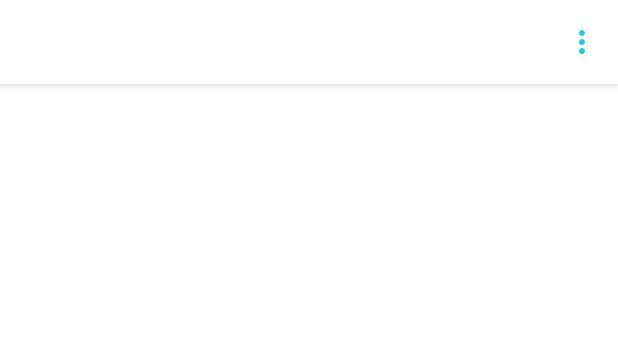
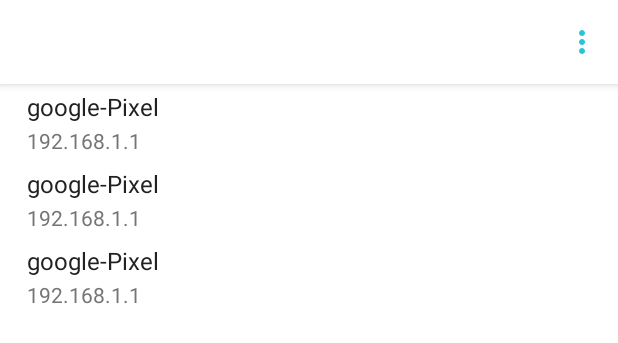
Before and after one commit to Tans5/tLocalVideoChat, an Android app: the layout main_activity.xml on its own in the app's theme, with its tools: preview values and no code run, on a phone screen of 412 x 824 dp. Shown: the top 343 px of the screen. Run offline under Robolectric (Android 15) with nearby library versions, the phone set to English and light mode, and no system bars.

Commit message:
[feat] Add remote devices show.

```diff
--- a/app/src/main/java/com/tans/tlocalvideochat/net/netty/AddressUtils.kt
+++ b/app/src/main/java/com/tans/tlocalvideochat/net/netty/AddressUtils.kt
@@ -10,12 +10,12 @@ import java.util.Enumeration
  * return broadcast address and subnet mask.
  */
 fun InetAddress.getBroadcastAddress()
-        : Pair<InetAddress, Short> = NetworkInterface.getByInetAddress(this).interfaceAddresses
-    .filter {
+        : Pair<InetAddress, Short> = NetworkInterface.getByInetAddress(this)?.interfaceAddresses
+    ?.filter {
         val broadcast = it.broadcast
         val address = it.address
         address == this && broadcast != null && broadcast.address?.size == 4
-    }.firstNotNullOfOrNull {
+    }?.firstNotNullOfOrNull {
         val broadcast = it.broadcast
         val maskLen = it.networkPrefixLength
         broadcast to maskLen
--- a/app/src/main/java/com/tans/tlocalvideochat/webrtc/Utils.kt
+++ b/app/src/main/java/com/tans/tlocalvideochat/webrtc/Utils.kt
@@ -141,7 +141,7 @@ data class InetAddressWrapper(
         val bytes = address.address
         // Only support ipv4
         return if (bytes.size == 4) {
-            val ni = NetworkInterface.getByInetAddress(address).interfaceAddresses.first { it.address.address.contentEquals(address.address) }
+            val ni = NetworkInterface.getByInetAddress(address)?.interfaceAddresses?.first { it.address.address.contentEquals(address.address) }
             "${bytes[0].toUByte()}.${bytes[1].toUByte()}.${bytes[2].toUByte()}.${bytes[3].toUByte()}${if (ni != null) "/${ni.networkPrefixLength}" else ""}"
         } else {
             ""
--- a/app/src/main/java/com/tans/tlocalvideochat/webrtc/broadcast/receiver/BroadcastReceiverState.kt
+++ b/app/src/main/java/com/tans/tlocalvideochat/webrtc/broadcast/receiver/BroadcastReceiverState.kt
@@ -2,7 +2,6 @@ package com.tans.tlocalvideochat.webrtc.broadcast.receiver
 
 import com.tans.tlocalvideochat.webrtc.InetAddressWrapper
 import kotlinx.coroutines.Job
-import java.net.InetAddress
 
 
 sealed class BroadcastReceiverState {
--- a/app/src/main/java/com/tans/tlocalvideochat/webrtc/broadcast/receiver/ScannedDevice.kt
+++ b/app/src/main/java/com/tans/tlocalvideochat/webrtc/broadcast/receiver/ScannedDevice.kt
@@ -1,11 +1,11 @@
 package com.tans.tlocalvideochat.webrtc.broadcast.receiver
 
+import com.tans.tlocalvideochat.webrtc.InetAddressWrapper
 import com.tans.tlocalvideochat.webrtc.broadcast.model.BroadcastMsg
-import java.net.InetAddress
 
 data class ScannedDevice(
     val firstUpdateTime: Long,
     val latestUpdateTime: Long,
-    val remoteAddress: InetAddress,
+    val remoteAddress: InetAddressWrapper,
     val broadcastMsg: BroadcastMsg
 )
--- a/app/src/main/java/com/tans/tlocalvideochat/webrtc/broadcast/sender/BroadcastSender.kt
+++ b/app/src/main/java/com/tans/tlocalvideochat/webrtc/broadcast/sender/BroadcastSender.kt
@@ -31,7 +31,6 @@ import kotlinx.coroutines.flow.first
 import kotlinx.coroutines.launch
 import kotlinx.coroutines.sync.Mutex
 import kotlinx.coroutines.sync.withLock
-import java.net.InetAddress
 import java.net.InetSocketAddress
 import java.util.concurrent.atomic.AtomicReference
 
@@ -66,7 +65,7 @@ class BroadcastSender(
                 if (ra != null && isNew) {
                     AppLog.d(TAG, "Receive client request: ra=$ra, req=$req")
                     this@BroadcastSender.launch {
-                        connectRequestFlow.emit(ConnectRequest(request = req, remoteAddress = ra.address))
+                        connectRequestFlow.emit(ConnectRequest(request = req, remoteAddress = ra.address.wrap()))
                     }
                 }
                 RequestConnectResp(Const.DEVICE_NAME)
--- a/app/src/main/java/com/tans/tlocalvideochat/webrtc/broadcast/sender/ConnectRequest.kt
+++ b/app/src/main/java/com/tans/tlocalvideochat/webrtc/broadcast/sender/ConnectRequest.kt
@@ -1,9 +1,9 @@
 package com.tans.tlocalvideochat.webrtc.broadcast.sender
 
+import com.tans.tlocalvideochat.webrtc.InetAddressWrapper
 import com.tans.tlocalvideochat.webrtc.broadcast.model.RequestConnectReq
-import java.net.InetAddress
 
 data class ConnectRequest(
     val request: RequestConnectReq,
-    val remoteAddress: InetAddress
+    val remoteAddress: InetAddressWrapper
 )
--- a/app/src/main/res/layout/main_activity.xml
+++ b/app/src/main/res/layout/main_activity.xml
@@ -25,4 +25,13 @@
 
     </com.google.android.material.appbar.AppBarLayout>
 
+    <androidx.recyclerview.widget.RecyclerView
+        android:id="@+id/remote_devices_rv"
+        android:layout_width="match_parent"
+        android:layout_height="match_parent"
+        app:layout_behavior="com.google.android.material.appbar.AppBarLayout$ScrollingViewBehavior"
+        app:layoutManager="androidx.recyclerview.widget.LinearLayoutManager"
+        tools:listitem="@layout/remote_device_item_layout"
+        tools:itemCount="3" />
+
 </androidx.coordinatorlayout.widget.CoordinatorLayout>
--- /dev/null
+++ b/app/src/main/res/layout/remote_device_item_layout.xml
@@ -0,0 +1,50 @@
+<?xml version="1.0" encoding="utf-8"?>
+<FrameLayout
+    xmlns:android="http://schemas.android.com/apk/res/android"
+    android:layout_width="match_parent"
+    android:layout_height="wrap_content"
+    android:foreground="?attr/selectableItemBackgroundBorderless"
+    xmlns:app="http://schemas.android.com/apk/res-auto"
+    xmlns:tools="http://schemas.android.com/tools">
+
+    <androidx.constraintlayout.widget.ConstraintLayout
+        android:layout_width="match_parent"
+        android:layout_height="wrap_content">
+
+        <TextView
+            android:id="@+id/device_name_tv"
+            android:layout_width="0dp"
+            android:layout_height="wrap_content"
+            android:textSize="16sp"
+            android:textColor="@color/gray_900"
+            android:layout_marginStart="18dp"
+            android:layout_marginEnd="18dp"
+            android:layout_marginTop="4dp"
+            android:maxLines="1"
+            android:ellipsize="end"
+            app:layout_constraintStart_toStartOf="parent"
+            app:layout_constraintEnd_toEndOf="parent"
+            app:layout_constraintTop_toTopOf="parent"
+            tools:text="google-Pixel" />
+
+        <TextView
+            android:id="@+id/address_tv"
+            android:layout_width="0dp"
+            android:layout_height="wrap_content"
+            android:textSize="14sp"
+            android:textColor="@color/gray_600"
+            android:layout_marginStart="18dp"
+            android:layout_marginEnd="18dp"
+            android:layout_marginTop="2dp"
+            android:layout_marginBottom="4dp"
+            android:maxLines="1"
+            android:ellipsize="end"
+            app:layout_constraintStart_toStartOf="parent"
+            app:layout_constraintEnd_toEndOf="parent"
+            app:layout_constraintTop_toBottomOf="@id/device_name_tv"
+            app:layout_constraintBottom_toBottomOf="parent"
+            tools:text="192.168.1.1"/>
+
+    </androidx.constraintlayout.widget.ConstraintLayout>
+
+</FrameLayout>
```
Also changed, not shown: app/src/main/java/com/tans/tlocalvideochat/ui/MainActivity.kt (+66 -7 lines), app/src/main/java/com/tans/tlocalvideochat/webrtc/broadcast/receiver/BroadcastReceiver.kt (+6 -7 lines).
